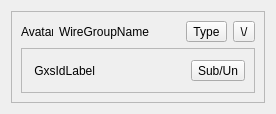
RetroShare/RetroShare, file retroshare-gui/src/gui/TheWire/WireGroupItem.ui: the form before one commit.
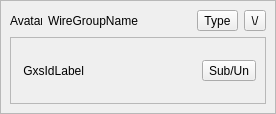
The form after the commit. Icons and pictures are not drawn. Custom widgets are drawn as their Qt base class.

Commit message:
Fixing margins to not use to much wasted space
* Fixing margins to not use to much wasted space
* Add icon for collapse

The edit to the form file:
```diff
--- a/retroshare-gui/src/gui/TheWire/WireGroupItem.ui
+++ b/retroshare-gui/src/gui/TheWire/WireGroupItem.ui
@@ -14,6 +14,18 @@
    <string>Form</string>
   </property>
   <layout class="QHBoxLayout" name="horizontalLayout">
+   <property name="leftMargin">
+    <number>0</number>
+   </property>
+   <property name="topMargin">
+    <number>0</number>
+   </property>
+   <property name="rightMargin">
+    <number>0</number>
+   </property>
+   <property name="bottomMargin">
+    <number>0</number>
+   </property>
    <item>
     <widget class="QFrame" name="frame">
      <property name="frameShape">
```
Left out of the diff: 8 changed lines with no effect on the pictures.
